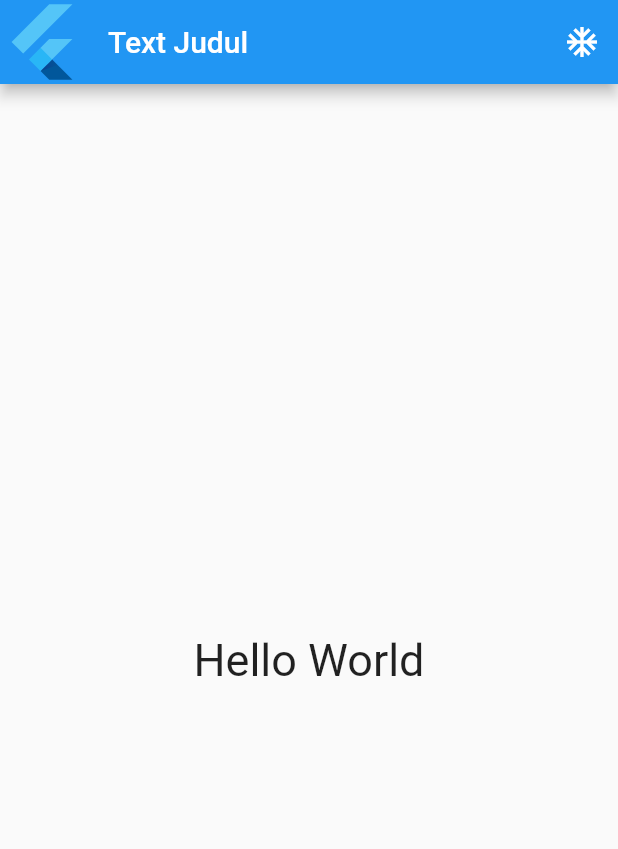
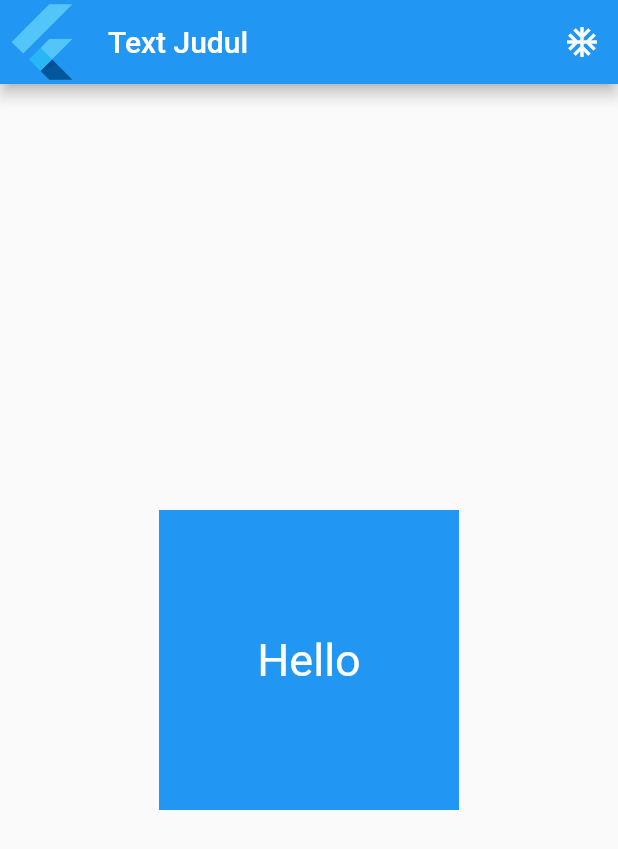
Before and after one commit to riskawidarsono/12week, a Flutter app: the screen it shows after launch, on a phone screen of 412 x 824 dp. Shown: the top 849 px of the screen. Run offline on Flutter 3.47's test engine with Material 2 defaults, Android fonts, the light colour scheme and no system bars; our stand-ins replace get.

Commit message:
tugas 2&3

```diff
--- a/latihan_minggu_2/lib/screen/root.dart
+++ b/latihan_minggu_2/lib/screen/root.dart
@@ -1,11 +1,13 @@
 import 'package:flutter/material.dart';
+import 'package:latihan_minggu_2/screen/tugas_dua.dart';
 import 'package:latihan_minggu_2/screen/tugas_satu.dart';
+import 'package:latihan_minggu_2/screen/tugas_tiga.dart';
 
 class Root extends StatelessWidget {
   const Root({Key? key}) : super(key: key);
 
   @override
   Widget build(BuildContext context) {
-    return const TugasSatu();
+    return const TugasTiga();
   }
 }
--- /dev/null
+++ b/latihan_minggu_2/lib/screen/tugas_tiga.dart
@@ -0,0 +1,52 @@
+import 'package:flutter/material.dart';
+
+class TugasTiga extends StatelessWidget {
+  const TugasTiga({Key? key}) : super(key: key);
+
+  @override
+  Widget build(BuildContext context) {
+    return Scaffold(
+      appBar: AppBar(
+        leading: Builder(
+          builder: (BuildContext context) {
+            return const FlutterLogo(
+              size: 2,
+            );
+          },
+        ),
+        title: const Text('Text Judul'),
+        actions: [
+          IconButton(
+            onPressed: () {},
+            icon: const Icon(Icons.ac_unit),
+          ),
+        ],
+      ),
+      body: const BodyTugasDua(),
+    );
+  }
+}
+
+class BodyTugasDua extends StatelessWidget {
+  const BodyTugasDua({Key? key}) : super(key: key);
+
+  @override
+  Widget build(BuildContext context) {
+    return Center(
+      child: Container(
+        height: 200,
+        width: 200,
+        color: Colors.blue,
+        child: const Center(
+          child: Text(
+            'Hello',
+            style: TextStyle(
+              color: Colors.white,
+              fontSize: 30,
+            ),
+          ),
+        ),
+      ),
+    );
+  }
+}
```
Also changed, not shown: latihan_minggu_2/lib/screen/tugas_dua.dart (added, +41 -0 lines).
